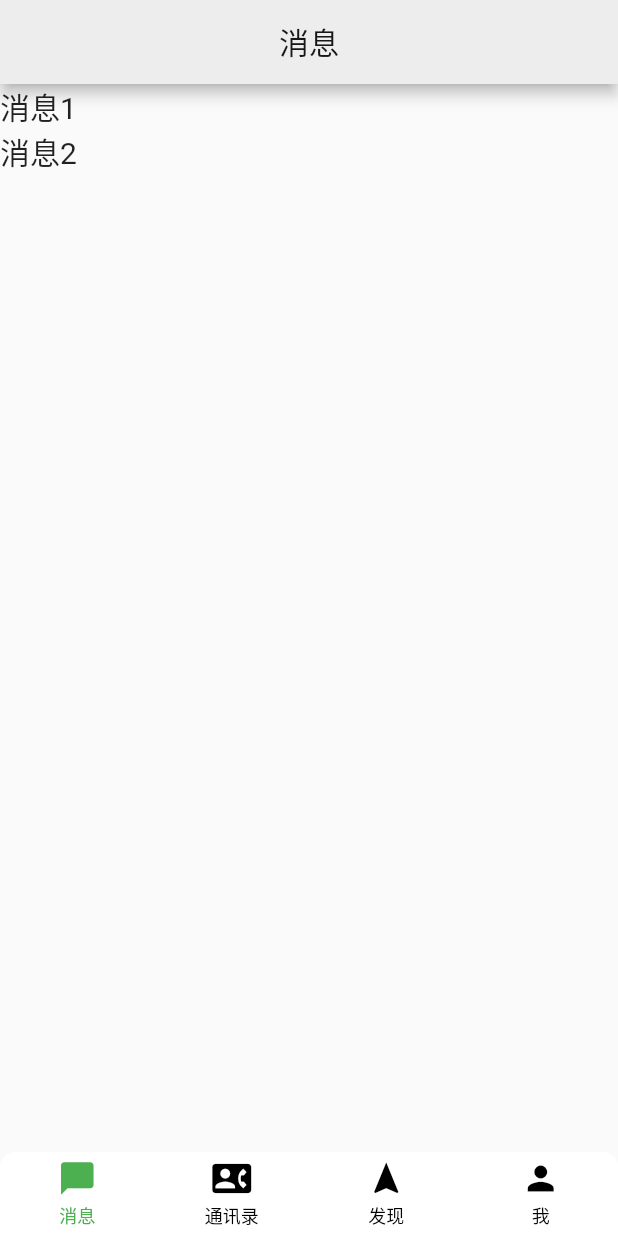
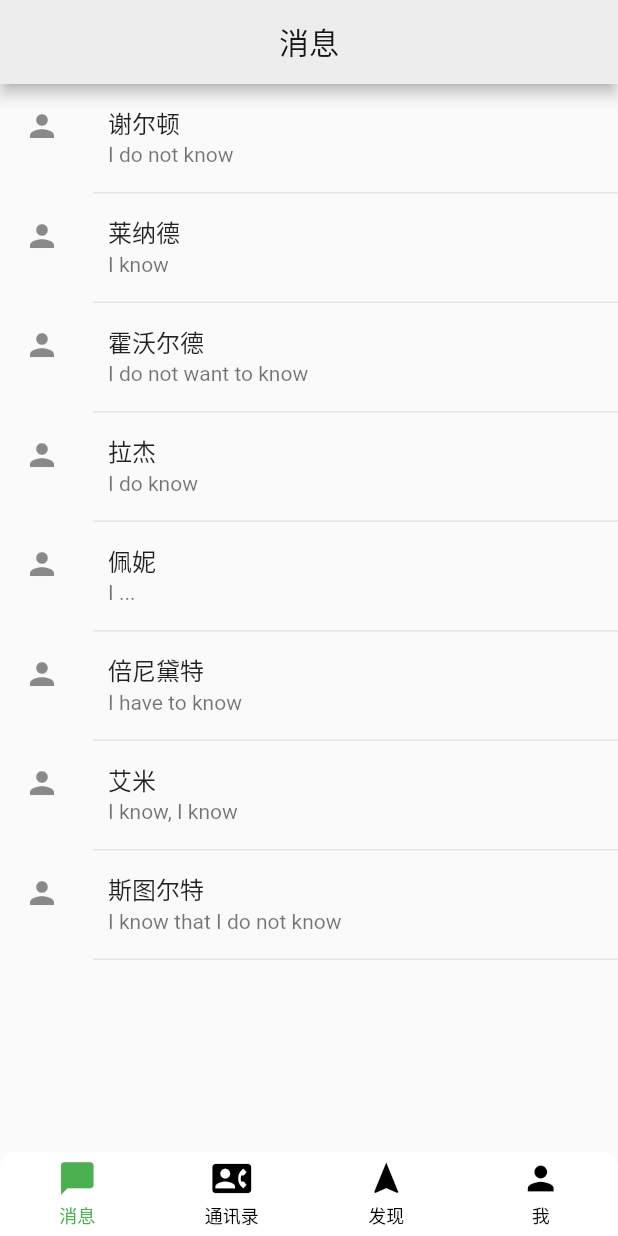
Before and after one commit to jielyu/mimic_ui, a Flutter app: the screen it shows after launch, on a phone screen of 412 x 824 dp. Run offline on Flutter 3.47's test engine with Material 2 defaults, Android fonts, the phone set to English and light mode, and no system bars; drawn by our look-alikes of persistent_bottom_nav_bar; our stand-ins replace azlistview; missing offline and left inert: common_utils, lpinyin.

Commit message:
feat(wechat_ui/): 增加消息页面

```diff
--- a/wechat_ui/assets/data/msg_models.json
+++ b/wechat_ui/assets/data/msg_models.json
@@ -5,14 +5,30 @@
     },
     {
         "username": "莱纳德",
-        "recent_msg": "I do not know"
+        "recent_msg": "I know"
     },
     {
         "username": "霍沃尔德",
-        "recent_msg": "I do not know"
+        "recent_msg": "I do not want to know"
     },
     {
         "username": "拉杰",
-        "recent_msg": "I do not know"
+        "recent_msg": "I do know"
+    },
+    {
+        "username": "佩妮",
+        "recent_msg": "I ..."
+    },
+    {
+        "username": "倍尼黛特",
+        "recent_msg": "I have to know"
+    },
+    {
+        "username": "艾米",
+        "recent_msg": "I know, I know"
+    },
+    {
+        "username": "斯图尔特",
+        "recent_msg": "I know that I do not know"
     }
 ]
--- a/wechat_ui/lib/pages/message_page.dart
+++ b/wechat_ui/lib/pages/message_page.dart
@@ -1,6 +1,8 @@
 import 'dart:convert';
 import 'package:flutter/material.dart';
 import 'package:flutter/services.dart';
+
+import 'package:wechat_ui/utils/utils.dart';
 
 /// 用于存储消息相关的内容
 class MessageInfo {
@@ -57,11 +59,13 @@ class _MessagesPageState extends State<MessagesPage> {
       // for (var v in msgList) {
       //   print(v);
       // }
+      setState(() {});
     });
   }
 
   @override
   Widget build(BuildContext context) {
+    Log.info("Message Page build", StackTrace.current);
     return Scaffold(
         appBar: AppBar(
           automaticallyImplyLeading: false,
@@ -73,18 +77,32 @@ class _MessagesPageState extends State<MessagesPage> {
             ),
           ),
         ),
-      body: ListView(
-        children: const [
-          Text(
-            "消息1",
-            style: TextStyle(fontSize: 20),
+        body: ListView.builder(
+          itemBuilder: (ctx, i) {
+            var item = msgList[i];
+            return Column(
+              children: [
+                ListTile(
+                  leading: const Icon(Icons.person),
+                  title: Text(item.name),
+                  subtitle: Text(item.recentMsg),
+                  onTap: () {
+                    Log.info(item.name, StackTrace.current);
+                  },
                 ),
-          Text(
-            "消息2",
-            style: TextStyle(fontSize: 20),
+                Align(
+                  alignment: Alignment.centerRight,
+                  child: Container(
+                    color: const Color.fromARGB(255, 231, 228, 228),
+                    height: 1,
+                    width: 350,
+                    alignment: Alignment.centerRight,
                   ),
+                )
               ],
-      ),
             );
+          },
+          itemCount: msgList.length,
+        ));
   }
 }
--- a/wechat_ui/lib/utils/utils.dart
+++ b/wechat_ui/lib/utils/utils.dart
@@ -33,3 +33,58 @@ Widget getSusItem(BuildContext context, String tag, {double susHeight = 40}) {
     ),
   );
 }
+
+/// 封装日志打印的接口
+class Log {
+  static info(String message, [StackTrace? stackTrace]) {
+    log('INFO', message, stackTrace);
+  }
+
+  static error(String message, [StackTrace? stackTrace]) {
+    log('ERROR', message, stackTrace);
+  }
+
+  static warning(String message, [StackTrace? stackTrace]) {
+    log('WARNING', message, stackTrace);
+  }
+
+  /// 控制日志打印的格式
+  static log(String type, String message, [StackTrace? stackTrace]) {
+    assert(() {
+      if (stackTrace != null) {
+        CustomTrace customTrace = CustomTrace(stackTrace);
+        // ignore: avoid_print
+        print(
+            '[$type] ${DateTime.now()} ${customTrace.fileName}:(${customTrace.lineNumber}) - $message');
+      } else {
+        // ignore: avoid_print
+        print('[$type] $message');
+      }
+      return true;
+    }());
+  }
+}
+
+class CustomTrace {
+  final StackTrace _trace;
+
+  late String fileName;
+  late int lineNumber;
+  late int columnNumber;
+
+  CustomTrace(this._trace) {
+    _parseTrace();
+  }
+
+  void _parseTrace() {
+    var traceString = _trace.toString().split("\n")[0];
+    var indexOfFileName = traceString.indexOf(RegExp(r'[A-Za-z_/]+.dart'));
+    var fileInfo = traceString.substring(indexOfFileName);
+    var listOfInfos = fileInfo.split(":");
+    fileName = listOfInfos[0];
+    lineNumber = int.parse(listOfInfos[1]);
+    var columnStr = listOfInfos[2];
+    columnStr = columnStr.replaceFirst(")", "");
+    columnNumber = int.parse(columnStr);
+  }
+}
```
Also changed, not shown: wechat_ui/lib/pages/contact_page.dart (+17 -4 lines). Lines whose indentation alone changed are shown as unchanged.
